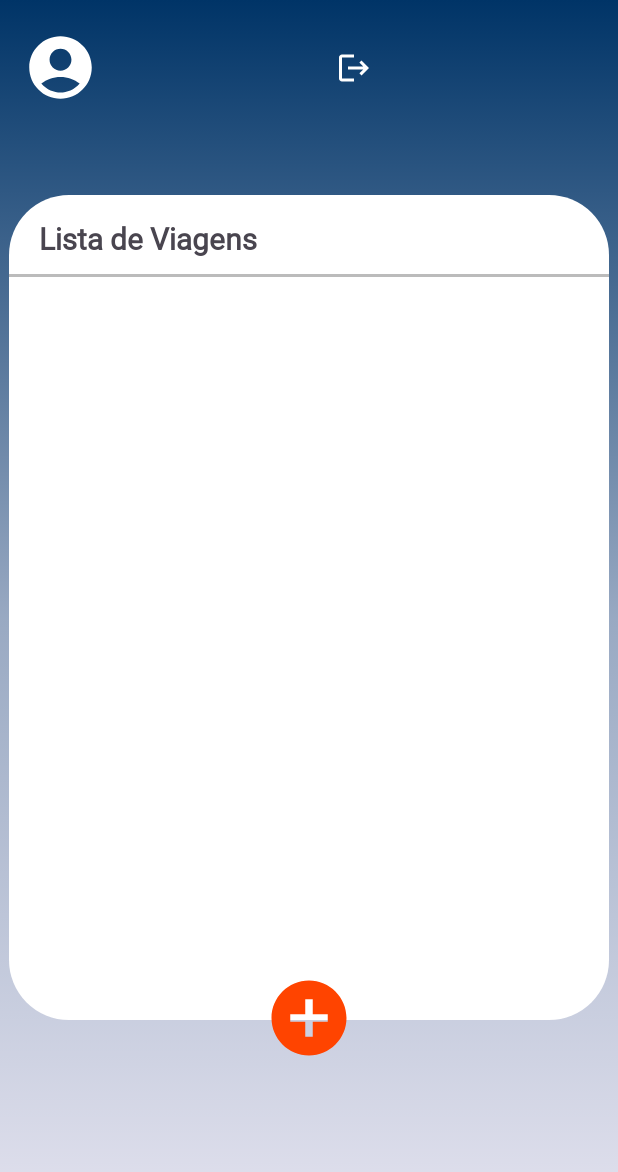
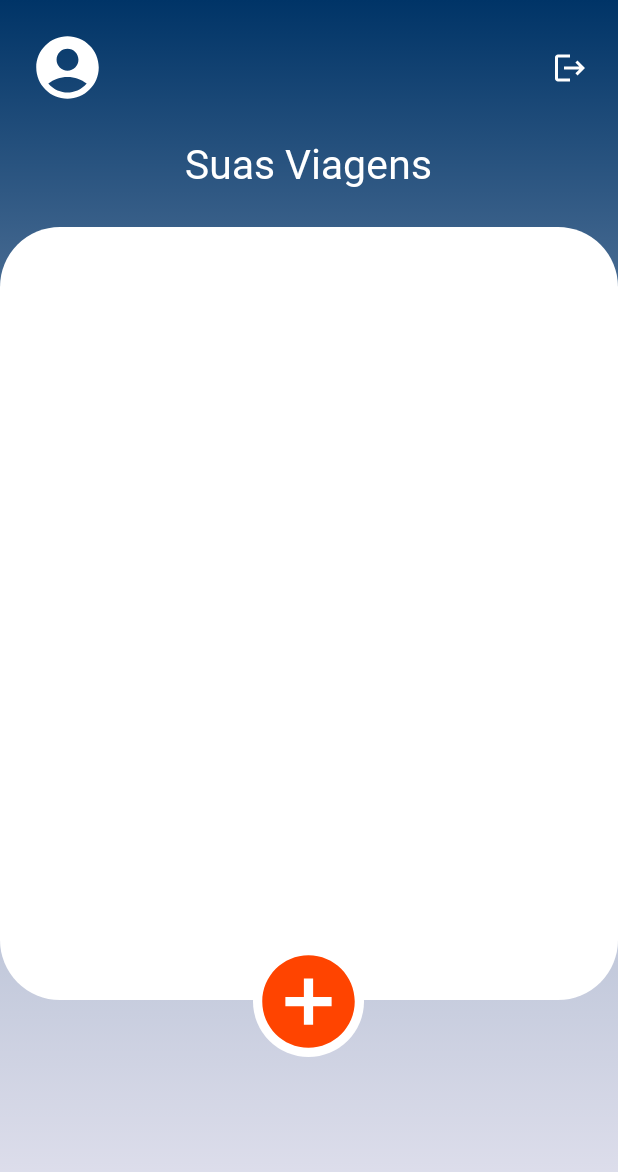
Before and after one commit to GeoHBR/ProjetoMobile, an Android app: the viagensActivity screen opened directly, with no data from a screen before it, on a phone screen of 412 x 824 dp. Shown: the top 1172 px of the screen. Run offline under Robolectric (Android 15) with nearby library versions, the phone set to English and light mode, and no system bars.

Commit message:
Reorganização de detalhes nas telas

```diff
--- /dev/null
+++ b/app/src/main/res/drawable/circulo_shape_branco.xml
@@ -0,0 +1,6 @@
+<?xml version="1.0" encoding="utf-8"?>
+<shape xmlns:android="http://schemas.android.com/apk/res/android"
+    android:shape="oval">
+    <solid android:color="@color/white"/>
+    <size android:height="70dp" android:width="70dp"/>
+</shape>
--- a/app/src/main/res/drawable/icone_add_viagem.xml
+++ b/app/src/main/res/drawable/icone_add_viagem.xml
@@ -1,5 +1,10 @@
-<vector android:height="60dp" android:tint="#FF4400"
-    android:viewportHeight="24" android:viewportWidth="24"
-    android:width="60dp" xmlns:android="http://schemas.android.com/apk/res/android">
-    <path android:fillColor="@android:color/white" android:pathData="M12,2C6.48,2 2,6.48 2,12s4.48,10 10,10 10,-4.48 10,-10S17.52,2 12,2zM17,13h-4v4h-2v-4L7,13v-2h4L11,7h2v4h4v2z"/>
+<vector xmlns:android="http://schemas.android.com/apk/res/android"
+    android:width="74dp"
+    android:height="74dp"
+    android:tint="#FF4400"
+    android:viewportWidth="24"
+    android:viewportHeight="24">
+    <path
+        android:fillColor="@color/white"
+        android:pathData="M12,2C6.48,2 2,6.48 2,12s4.48,10 10,10 10,-4.48 10,-10S17.52,2 12,2zM17,13h-4v4h-2v-4L7,13v-2h4L11,7h2v4h4v2z" />
 </vector>
--- a/app/src/main/res/layout/activity_gasolina.xml
+++ b/app/src/main/res/layout/activity_gasolina.xml
@@ -26,9 +26,10 @@
             android:layout_width="wrap_content"
             android:layout_height="wrap_content"
             android:layout_margin="5dp"
+            android:fontFamily="@font/padrao"
             android:text="@string/nome_do_individuo"
-            android:textColor="@color/white"
-            android:textSize="20dp" />
+            android:textColor="@color/gray1"
+            android:textSize="20sp" />
     </LinearLayout>
 
     <LinearLayout
--- a/app/src/main/res/layout/activity_viagens.xml
+++ b/app/src/main/res/layout/activity_viagens.xml
@@ -3,77 +3,88 @@
     xmlns:tools="http://schemas.android.com/tools"
     android:layout_width="match_parent"
     android:layout_height="match_parent"
-    android:orientation="vertical"
-    android:background="@drawable/padrao_background">
+    android:background="@drawable/padrao_background"
+    android:orientation="vertical">
+
         <LinearLayout
-        android:layout_marginTop="20dp"
             android:layout_width="match_parent"
             android:layout_height="wrap_content"
+            android:layout_marginTop="20dp"
+            android:layout_marginHorizontal="20dp"
             android:orientation="horizontal"
+            android:gravity="center_vertical"
             tools:ignore="UseCompoundDrawables">
+
             <ImageView
-            android:layout_marginStart="15dp"
                 android:layout_width="50dp"
                 android:layout_height="50dp"
-            android:src="@drawable/pessoa_perfil_padrao"
-            android:contentDescription="@string/fotousuario" />
+                android:contentDescription="@string/fotousuario"
+                android:src="@drawable/pessoa_perfil_padrao" />
+
             <TextView
                 android:id="@+id/nomeUser"
-            android:layout_marginStart="10dp"
-            android:layout_marginTop="18dp"
-            android:textStyle="bold"
-            android:textSize="16sp"
+                android:layout_width="0dp"
+                android:layout_height="wrap_content"
+                android:layout_margin="5dp"
                 android:fontFamily="@font/padrao"
-            android:textColor="@color/white"
                 android:text="@string/nome_do_individuo"
-            android:layout_width="wrap_content"
-            android:layout_height="wrap_content">
-        </TextView>
+                android:textColor="@color/gray1"
+                android:textSize="20sp"
+                android:layout_weight="1"
+                />
 
             <ImageButton
                 android:id="@+id/btn_logout"
+                android:layout_width="wrap_content"
+                android:layout_height="50dp"
                 android:background="@android:color/transparent"
-            android:layout_marginStart="135dp"
-            android:layout_width="50dp"
-            android:layout_height="50dp"
+                android:contentDescription="@string/fotousuario"
                 android:src="@drawable/icone_logout"
-            android:contentDescription="@string/fotousuario" />
+                android:layout_gravity="bottom" />
         </LinearLayout>
-    <LinearLayout
-        android:layout_marginTop="60dp"
-        android:layout_gravity="center"
-        android:layout_width="400dp"
-        android:layout_height="550dp"
-        android:orientation="vertical"
-        android:background="@drawable/borda_branco_branco">
+
     <TextView
-            android:textStyle="bold"
-            android:layout_marginTop="15dp"
-            android:layout_marginBottom="10dp"
-            android:layout_marginStart="20dp"
-            android:textSize="20sp"
-            android:fontFamily="@font/padrao"
         android:layout_width="wrap_content"
         android:layout_height="wrap_content"
-            android:text="@string/lista_de_viagens"/>
-        <View
+        android:layout_gravity="center_horizontal"
+        android:fontFamily="@font/padrao"
+        android:text="@string/lista_de_viagens"
+        android:textColor="@color/white"
+        android:textSize="27sp"
+        android:layout_marginTop="20dp"
+        android:layout_marginBottom="24dp" />
+
+    <LinearLayout
         android:layout_width="match_parent"
-            android:layout_height="2dp"
-            android:background="@color/gray"
-            />
+        android:layout_height="wrap_content"
+        android:layout_gravity="center"
+        android:background="@drawable/borda_branco_branco"
+        android:orientation="vertical">
+
         <ListView
             android:id="@+id/lista_viagens"
             android:layout_width="match_parent"
-            android:layout_height="490dp"/>
+            android:layout_height="478dp"
+            android:layout_marginBottom="37dp" />
     </LinearLayout>
+
+    <LinearLayout
+        android:layout_width="wrap_content"
+        android:layout_height="wrap_content"
+        android:background="@drawable/circulo_shape_branco"
+        android:layout_gravity="center"
+        android:layout_marginTop="-36dp">
 
         <ImageButton
             android:id="@+id/btn_add"
-        android:layout_width="100dp"
-        android:layout_height="100dp"
-        android:layout_gravity="center"
-        android:layout_marginTop="-51dp"
+            android:layout_width="wrap_content"
+            android:layout_height="wrap_content"
             android:background="@android:color/transparent"
             android:contentDescription="@string/adicionar"
+            android:scaleType="fitCenter"
             android:src="@drawable/icone_add_viagem" />
+
     </LinearLayout>
+
+
+</LinearLayout>
--- a/app/src/main/res/values/colors.xml
+++ b/app/src/main/res/values/colors.xml
@@ -4,4 +4,5 @@
     <color name="white">#FFFFFFFF</color>
     <color name="gray">#bbbbbb</color>
     <color name="gray1">#b4c3d2</color>
+    <color name="gray2">#696969</color>
 </resources>
--- a/app/src/main/res/values/strings.xml
+++ b/app/src/main/res/values/strings.xml
@@ -11,7 +11,7 @@
     <string name="login_failed">"Login failed"</string>
     <string name="nome_do_individuo">Nome do Individuo</string>
     <string name="adicionar">adicionar</string>
-    <string name="lista_de_viagens">Lista de Viagens</string>
+    <string name="lista_de_viagens">Suas Viagens</string>
     <string name="fotousuario">FotoUsuario</string>
     <string name="NomeApp">Travelau</string>
     <string name="Slogan">Tudo por Você</string>
```
Also changed, not shown: app/src/main/res/drawable/icone_voltar_svg.xml (added, +9 -0 lines), app/src/main/res/layout/activity_adicionar_viagem.xml (+5 -3 lines), app/src/main/res/layout/activity_entreterimento.xml (+4 -3 lines), app/src/main/res/layout/activity_relatorio.xml (+25 -16 lines), app/src/main/res/layout/modelo_viagem_lista.xml (+71 -62 lines). Lines whose indentation alone changed are shown as unchanged.
